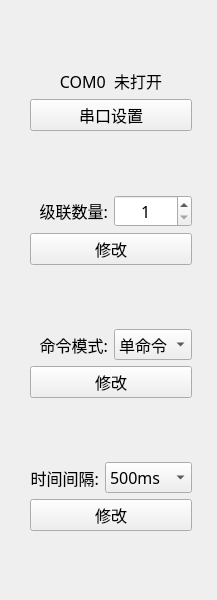
Before: the Qt Designer form IDC_TestSystem/ZPDU/z_toolbox/z_settingtoolwid.ui in ChinaClever/IDC_TestSystem, drawn with Qt 5.
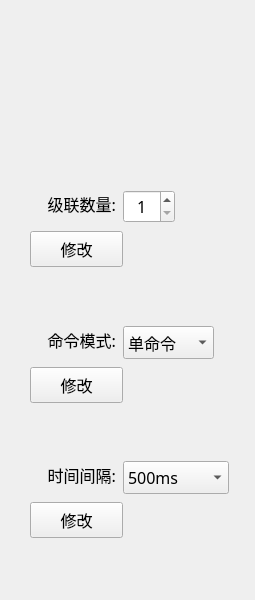
After: the same form once the commit is applied.

Patch:
```diff
--- a/IDC_TestSystem/ZPDU/z_toolbox/z_settingtoolwid.ui
+++ b/IDC_TestSystem/ZPDU/z_toolbox/z_settingtoolwid.ui
@@ -6,7 +6,7 @@
    <rect>
     <x>0</x>
     <y>0</y>
-    <width>210</width>
+    <width>255</width>
     <height>600</height>
    </rect>
   </property>
@@ -19,38 +19,15 @@
   <property name="windowTitle">
    <string>Form</string>
   </property>
-  <layout class="QVBoxLayout" name="verticalLayout">
-   <property name="leftMargin">
-    <number>30</number>
+  <widget class="QPushButton" name="devNumBtn">
+   <property name="geometry">
+    <rect>
+     <x>30</x>
+     <y>231</y>
+     <width>93</width>
+     <height>36</height>
+    </rect>
    </property>
-   <property name="rightMargin">
-    <number>25</number>
-   </property>
-   <item>
-    <spacer name="verticalSpacer">
-     <property name="orientation">
-      <enum>Qt::Vertical</enum>
-     </property>
-     <property name="sizeHint" stdset="0">
-      <size>
-       <width>20</width>
-       <height>40</height>
-      </size>
-     </property>
-    </spacer>
-   </item>
-   <item>
-    <widget class="QLabel" name="serialLab">
-     <property name="text">
-      <string>COM0  未打开</string>
-     </property>
-     <property name="alignment">
-      <set>Qt::AlignCenter</set>
-     </property>
-    </widget>
-   </item>
-   <item>
-    <widget class="QPushButton" name="serialBtn">
      <property name="minimumSize">
       <size>
        <width>0</width>
@@ -64,37 +41,56 @@
       </size>
      </property>
      <property name="text">
-      <string>串口设置</string>
-     </property>
-    </widget>
-   </item>
-   <item>
-    <spacer name="verticalSpacer_2">
-     <property name="orientation">
-      <enum>Qt::Vertical</enum>
-     </property>
-     <property name="sizeHint" stdset="0">
+    <string>修改</string>
+   </property>
+  </widget>
+  <widget class="QPushButton" name="cmdBtn">
+   <property name="geometry">
+    <rect>
+     <x>30</x>
+     <y>367</y>
+     <width>93</width>
+     <height>36</height>
+    </rect>
+   </property>
+   <property name="minimumSize">
       <size>
-       <width>20</width>
-       <height>40</height>
-      </size>
-     </property>
-    </spacer>
-   </item>
-   <item>
-    <layout class="QHBoxLayout" name="horizontalLayout">
-     <item>
-      <widget class="QLabel" name="label">
+     <width>0</width>
+     <height>31</height>
+    </size>
+   </property>
        <property name="text">
-        <string>级联数量:</string>
-       </property>
-       <property name="alignment">
-        <set>Qt::AlignRight|Qt::AlignTrailing|Qt::AlignVCenter</set>
-       </property>
-      </widget>
-     </item>
-     <item>
+    <string>修改</string>
+   </property>
+  </widget>
+  <widget class="QPushButton" name="timeBtn">
+   <property name="geometry">
+    <rect>
+     <x>30</x>
+     <y>502</y>
+     <width>93</width>
+     <height>36</height>
+    </rect>
+   </property>
+   <property name="minimumSize">
+    <size>
+     <width>0</width>
+     <height>31</height>
+    </size>
+   </property>
+   <property name="text">
+    <string>修改</string>
+   </property>
+  </widget>
       <widget class="QSpinBox" name="spinBox">
+   <property name="geometry">
+    <rect>
+     <x>123</x>
+     <y>190</y>
+     <width>52</width>
+     <height>33</height>
+    </rect>
+   </property>
        <property name="alignment">
         <set>Qt::AlignCenter</set>
        </property>
@@ -105,55 +101,47 @@
         <number>33</number>
        </property>
       </widget>
-     </item>
-    </layout>
-   </item>
-   <item>
-    <widget class="QPushButton" name="devNumBtn">
-     <property name="minimumSize">
-      <size>
-       <width>0</width>
-       <height>31</height>
-      </size>
-     </property>
-     <property name="sizeIncrement">
-      <size>
-       <width>0</width>
-       <height>31</height>
-      </size>
-     </property>
+  <widget class="QLabel" name="label">
+   <property name="geometry">
+    <rect>
+     <x>31</x>
+     <y>190</y>
+     <width>85</width>
+     <height>27</height>
+    </rect>
+   </property>
      <property name="text">
-      <string>修改</string>
-     </property>
-    </widget>
-   </item>
-   <item>
-    <spacer name="verticalSpacer_3">
-     <property name="orientation">
-      <enum>Qt::Vertical</enum>
-     </property>
-     <property name="sizeHint" stdset="0">
-      <size>
-       <width>20</width>
-       <height>40</height>
-      </size>
-     </property>
-    </spacer>
-   </item>
-   <item>
-    <layout class="QHBoxLayout" name="horizontalLayout_2">
-     <item>
-      <widget class="QLabel" name="label_5">
+    <string>级联数量:</string>
+   </property>
+   <property name="alignment">
+    <set>Qt::AlignRight|Qt::AlignTrailing|Qt::AlignVCenter</set>
+   </property>
+  </widget>
+  <widget class="QLabel" name="label_6">
+   <property name="geometry">
+    <rect>
+     <x>31</x>
+     <y>461</y>
+     <width>85</width>
+     <height>27</height>
+    </rect>
+   </property>
        <property name="text">
-        <string>命令模式:</string>
+    <string>时间间隔:</string>
        </property>
        <property name="alignment">
         <set>Qt::AlignRight|Qt::AlignTrailing|Qt::AlignVCenter</set>
        </property>
       </widget>
-     </item>
-     <item>
       <widget class="QComboBox" name="cmdBox">
+   <property name="geometry">
+    <rect>
+     <x>123</x>
+     <y>326</y>
+     <width>91</width>
+     <height>33</height>
+    </rect>
+   </property>
        <item>
         <property name="text">
          <string>单命令</string>
@@ -165,49 +153,15 @@
         </property>
        </item>
       </widget>
-     </item>
-    </layout>
-   </item>
-   <item>
-    <widget class="QPushButton" name="cmdBtn">
-     <property name="minimumSize">
-      <size>
-       <width>0</width>
-       <height>31</height>
-      </size>
-     </property>
-     <property name="text">
-      <string>修改</string>
-     </property>
-    </widget>
-   </item>
-   <item>
-    <spacer name="verticalSpacer_4">
-     <property name="orientation">
-      <enum>Qt::Vertical</enum>
-     </property>
-     <property name="sizeHint" stdset="0">
-      <size>
-       <width>20</width>
-       <height>40</height>
-      </size>
-     </property>
-    </spacer>
-   </item>
-   <item>
-    <layout class="QHBoxLayout" name="horizontalLayout_3">
-     <item>
-      <widget class="QLabel" name="label_6">
-       <property name="text">
-        <string>时间间隔:</string>
-       </property>
-       <property name="alignment">
-        <set>Qt::AlignRight|Qt::AlignTrailing|Qt::AlignVCenter</set>
-       </property>
-      </widget>
-     </item>
-     <item>
       <widget class="QComboBox" name="timeBox">
+   <property name="geometry">
+    <rect>
+     <x>123</x>
+     <y>461</y>
+     <width>106</width>
+     <height>33</height>
+    </rect>
+   </property>
        <item>
         <property name="text">
          <string>500ms</string>
@@ -224,36 +178,22 @@
         </property>
        </item>
       </widget>
-     </item>
-    </layout>
-   </item>
-   <item>
-    <widget class="QPushButton" name="timeBtn">
-     <property name="minimumSize">
-      <size>
-       <width>0</width>
-       <height>31</height>
-      </size>
+  <widget class="QLabel" name="label_5">
+   <property name="geometry">
+    <rect>
+     <x>31</x>
+     <y>326</y>
+     <width>85</width>
+     <height>27</height>
+    </rect>
      </property>
      <property name="text">
-      <string>修改</string>
-     </property>
-    </widget>
-   </item>
-   <item>
-    <spacer name="verticalSpacer_5">
-     <property name="orientation">
-      <enum>Qt::Vertical</enum>
-     </property>
-     <property name="sizeHint" stdset="0">
-      <size>
-       <width>20</width>
-       <height>40</height>
-      </size>
-     </property>
-    </spacer>
-   </item>
-  </layout>
+    <string>命令模式:</string>
+   </property>
+   <property name="alignment">
+    <set>Qt::AlignRight|Qt::AlignTrailing|Qt::AlignVCenter</set>
+   </property>
+  </widget>
  </widget>
  <resources/>
  <connections/>
```
Lines whose indentation alone changed are shown as unchanged.
